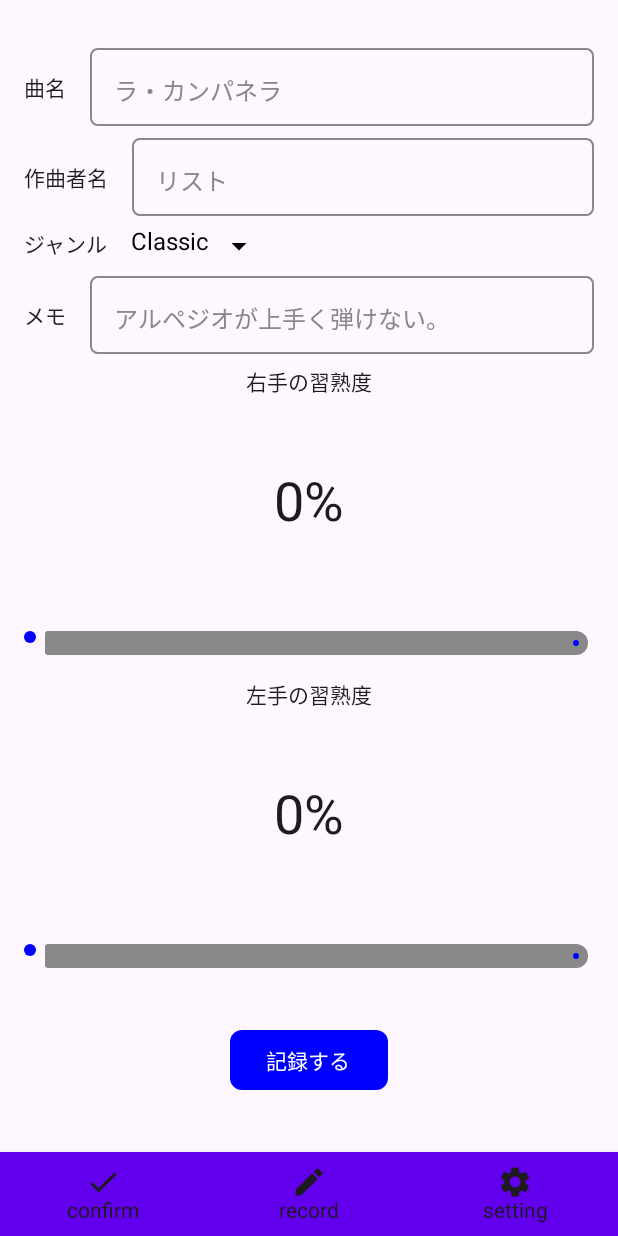
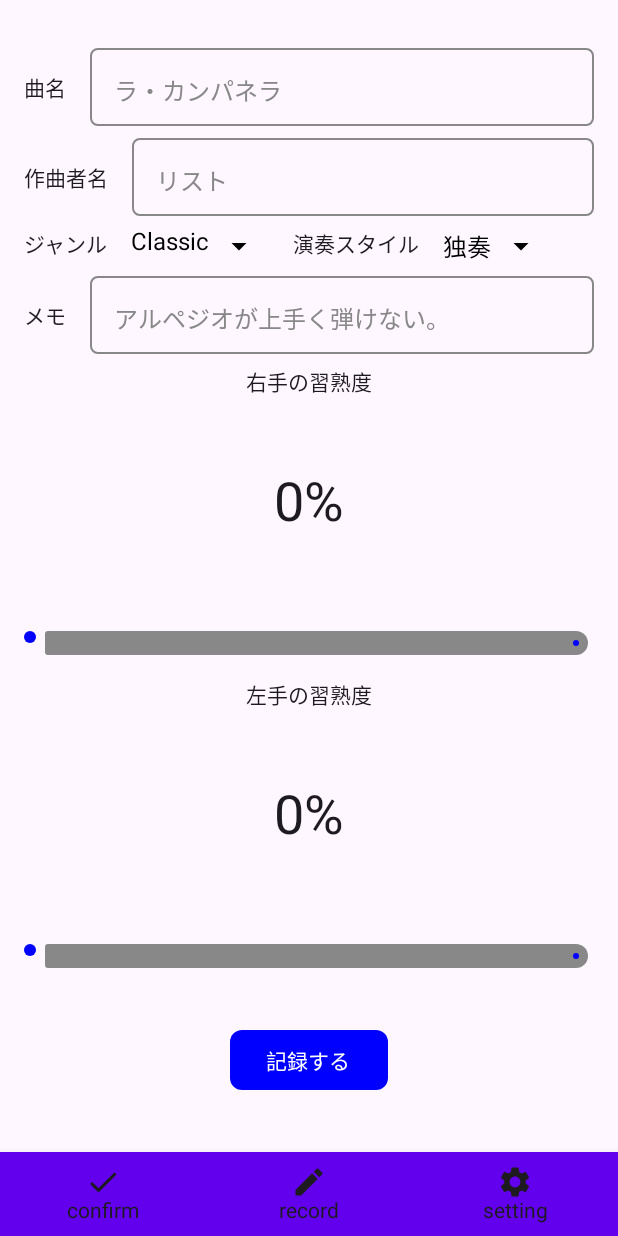
Before and after one commit to Yuki-Naka-Sharing-Study/ProPianoCoverBookCompose, an Android app built with Jetpack Compose: the RecordScreen screen opened through its navigation route, on a phone screen of 412 x 824 dp. Run offline under Robolectric (Android 15) with nearby library versions, the phone set to English and light mode, and no system bars; our stand-ins replace Room's generated code.

Commit message:
Added StyleDropdownMenuWithIcon.

```diff
--- a/app/src/main/java/com/example/propianocoverbook/RecordScreen.kt
+++ b/app/src/main/java/com/example/propianocoverbook/RecordScreen.kt
@@ -80,6 +80,12 @@ fun RecordScreen() {
             Text(text = "ジャンル")
             Spacer(modifier = Modifier.width(dimensionResource(id = R.dimen.space_16_dp)))
             GenreDropdownMenuWithIcon()
+
+            Spacer(modifier = Modifier.width(dimensionResource(id = R.dimen.space_24_dp)))
+
+            Text(text = "演奏スタイル")
+            Spacer(modifier = Modifier.width(dimensionResource(id = R.dimen.space_16_dp)))
+            StyleDropdownMenuWithIcon()
         }
 
         Spacer(modifier = Modifier.height(dimensionResource(id = R.dimen.space_8_dp)))
@@ -223,6 +229,57 @@ fun GenreDropdownMenuWithIcon() {
 }
 
 @Composable
+fun StyleDropdownMenuWithIcon() {
+    val items = listOf("独奏", "伴奏", "弾き語り")
+    var expanded by remember { mutableStateOf(false) }
+    var selectedIndex by remember { mutableStateOf(0) }
+
+    Box(
+        contentAlignment = Alignment.Center
+    ) {
+        Box(
+            modifier = Modifier
+                .wrapContentSize(Alignment.Center)
+        ) {
+            Row(
+                horizontalArrangement = Arrangement.Start,
+                modifier = Modifier
+                    .clickable { expanded = !expanded }
+            ) {
+                Text(
+                    text = items[selectedIndex],
+                    fontSize = 16.sp,
+                    fontWeight = FontWeight.Normal,
+                    color = Color.Black
+                )
+                Spacer(modifier = Modifier.width(8.dp))
+                Icon(
+                    imageVector = if (expanded) Icons.Default.ArrowDropUp else Icons.Default.ArrowDropDown,
+                    contentDescription = "Dropdown Icon",
+                    tint = Color.Black,
+                    modifier = Modifier.size(24.dp)
+                )
+            }
+            DropdownMenu(
+                expanded = expanded,
+                onDismissRequest = { expanded = false },
+                offset = DpOffset(0.dp, 8.dp)
+            ) {
+                items.forEachIndexed { index, item ->
+                    DropdownMenuItem(
+                        text = { Text(text = item) },
+                        onClick = {
+                            selectedIndex = index
+                            expanded = false
+                        }
+                    )
+                }
+            }
+        }
+    }
+}
+
+@Composable
 private fun ProgressSection(label: String, progressContent: @Composable () -> Unit) {
     Column(horizontalAlignment = Alignment.CenterHorizontally) {
         Text(text = label)
```
